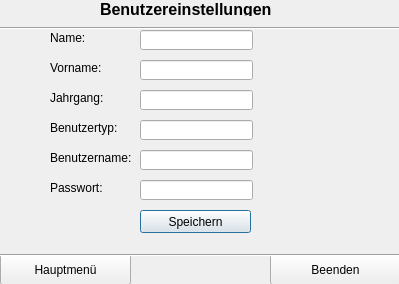
The window that ZitatErfassung/benutzereinstellungen.ui (TrialAnd404/MyRepo) describes before a commit, drawn with Qt 5.
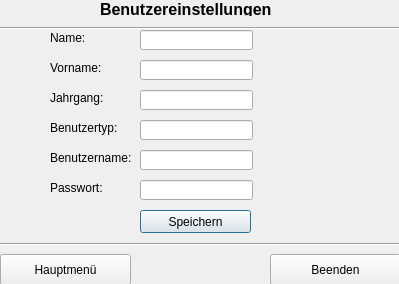
The same window after the commit.

Diff of the .ui file:
```diff
--- a/ZitatErfassung/benutzereinstellungen.ui
+++ b/ZitatErfassung/benutzereinstellungen.ui
@@ -194,9 +194,9 @@
    <property name="geometry">
     <rect>
      <x>0</x>
-     <y>240</y>
+     <y>236</y>
      <width>411</width>
-     <height>31</height>
+     <height>16</height>
     </rect>
    </property>
    <property name="orientation">
```
